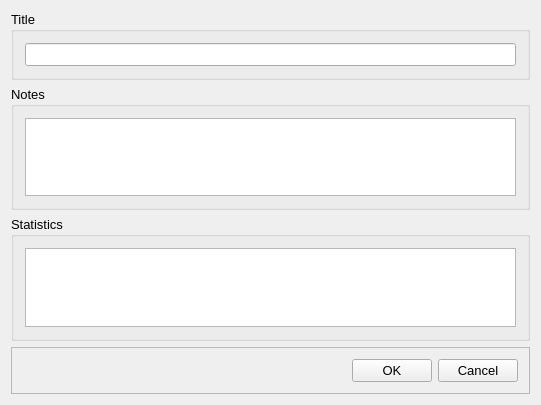
Above: src/ui/EPANET/frmSummaryDesigner.ui from USEPA/SWMM-EPANET_User_Interface before the change. Below: the same form after it.
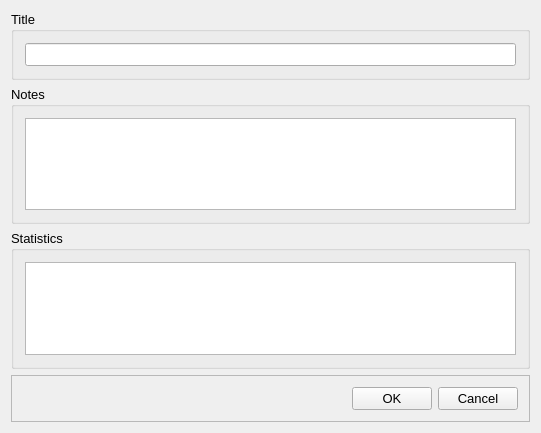
That is the form after the change.

The edit to the form file:
```diff
--- a/src/ui/EPANET/frmSummaryDesigner.ui
+++ b/src/ui/EPANET/frmSummaryDesigner.ui
@@ -7,7 +7,7 @@
     <x>0</x>
     <y>0</y>
     <width>541</width>
-    <height>405</height>
+    <height>433</height>
    </rect>
   </property>
   <property name="font">
```
